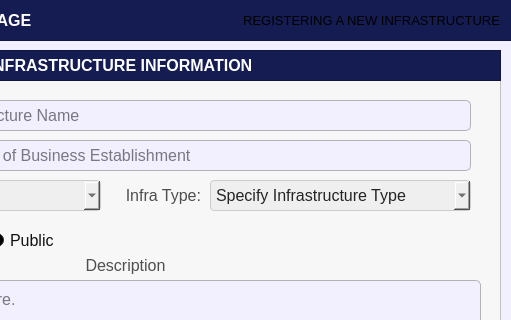
First picture: the form in Resources/UIs/PopUp/Screen_Institutions/register_infrastructure.ui, repository Yohhannn/Barangay-Records-Statistics-System, before the edit; both pictures show x 270 to 781 and y 0 to 320 of the 781 by 583 pixel window.
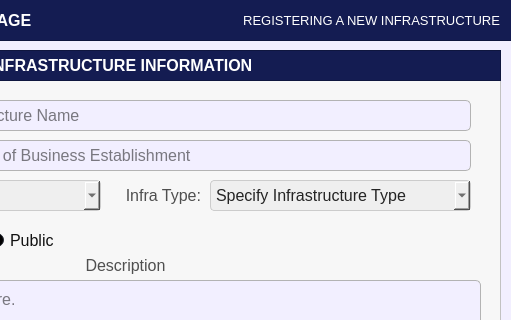
Second picture: the form after the edit. Icons and pictures are not drawn.

```diff
--- a/Resources/UIs/PopUp/Screen_Institutions/register_infrastructure.ui
+++ b/Resources/UIs/PopUp/Screen_Institutions/register_infrastructure.ui
@@ -2289,7 +2289,7 @@
     <property name="styleSheet">
      <string notr="true">#filteroptions_label {
 	background-color: transparent;
-	color: #white;
+	color: #FFFFFF;
 }
 </string>
     </property>
```
Left out of the diff: 32 changed lines with no effect on the pictures.
